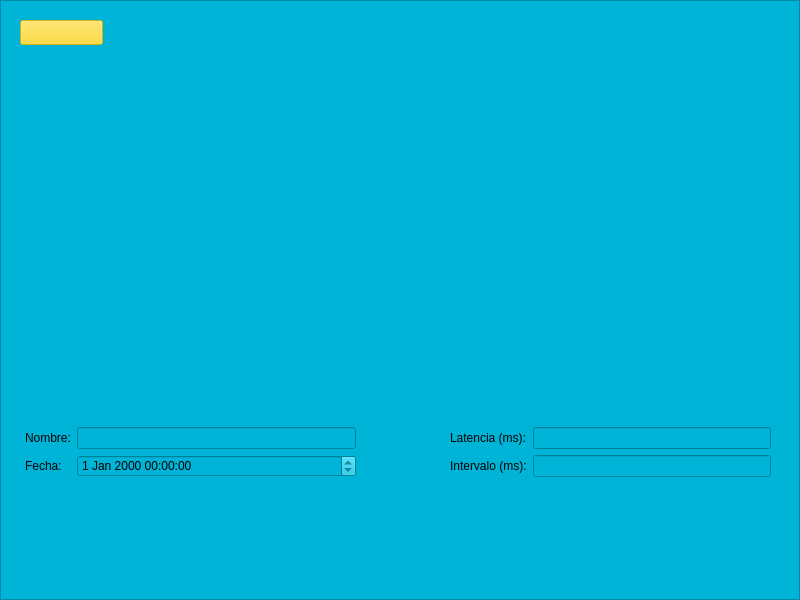
guille31794/latency_tester, file LatencyTester/startscreen.ui: the form before one commit.
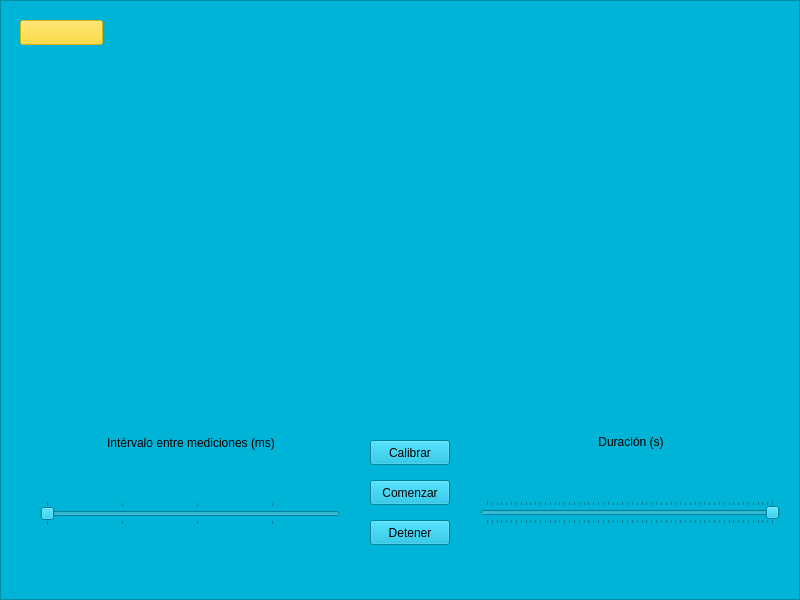
The form after the commit. Custom widgets are drawn as their Qt base class.

Commit message: Añadido botón de calibrado

The edit to the form file:
```diff
--- a/LatencyTester/startscreen.ui
+++ b/LatencyTester/startscreen.ui
@@ -590,6 +590,18 @@
       <verstretch>0</verstretch>
      </sizepolicy>
     </property>
+    <property name="minimumSize">
+     <size>
+      <width>800</width>
+      <height>600</height>
+     </size>
+    </property>
+    <property name="maximumSize">
+     <size>
+      <width>800</width>
+      <height>600</height>
+     </size>
+    </property>
     <property name="frameShape">
      <enum>QFrame::StyledPanel</enum>
     </property>
@@ -719,8 +731,8 @@
     <widget class="QWidget" name="verticalLayoutWidget_4">
      <property name="geometry">
       <rect>
-       <x>80</x>
-       <y>400</y>
+       <x>40</x>
+       <y>390</y>
        <width>302</width>
        <height>181</height>
       </rect>
@@ -782,26 +794,13 @@
         </property>
        </widget>
       </item>
-      <item alignment="Qt::AlignHCenter">
-       <widget class="QPushButton" name="startMeasureButton">
-        <property name="sizePolicy">
-         <sizepolicy hsizetype="Fixed" vsizetype="Fixed">
-          <horstretch>0</horstretch>
-          <verstretch>0</verstretch>
-         </sizepolicy>
-        </property>
-        <property name="text">
-         <string>Comenzar</string>
-        </property>
-       </widget>
-      </item>
      </layout>
     </widget>
     <widget class="QWidget" name="verticalLayoutWidget_5">
      <property name="geometry">
       <rect>
-       <x>460</x>
-       <y>400</y>
+       <x>480</x>
+       <y>390</y>
        <width>302</width>
        <height>181</height>
       </rect>
@@ -884,15 +883,53 @@
         </property>
        </widget>
       </item>
-      <item alignment="Qt::AlignHCenter">
-       <widget class="QPushButton" name="stopMeasureButton">
-        <property name="text">
-         <string>Detener</string>
-        </property>
-       </widget>
-      </item>
      </layout>
     </widget>
+    <widget class="QPushButton" name="calibrateButton">
+     <property name="geometry">
+      <rect>
+       <x>370</x>
+       <y>440</y>
+       <width>80</width>
+       <height>25</height>
+      </rect>
+     </property>
+     <property name="text">
+      <string>Calibrar</string>
+     </property>
+    </widget>
+    <widget class="QPushButton" name="startMeasureButton">
+     <property name="geometry">
+      <rect>
+       <x>370</x>
+       <y>480</y>
+       <width>80</width>
+       <height>25</height>
+      </rect>
+     </property>
+     <property name="sizePolicy">
+      <sizepolicy hsizetype="Fixed" vsizetype="Fixed">
+       <horstretch>0</horstretch>
+       <verstretch>0</verstretch>
+      </sizepolicy>
+     </property>
+     <property name="text">
+      <string>Comenzar</string>
+     </property>
+    </widget>
+    <widget class="QPushButton" name="stopMeasureButton">
+     <property name="geometry">
+      <rect>
+       <x>370</x>
+       <y>520</y>
+       <width>80</width>
+       <height>25</height>
+      </rect>
+     </property>
+     <property name="text">
+      <string>Detener</string>
+     </property>
+    </widget>
    </widget>
    <widget class="QCustomPlot" name="plotMeasures" native="true">
     <property name="geometry">
@@ -927,10 +964,10 @@
    <zorder>registryFrame</zorder>
    <zorder>startFrame</zorder>
    <zorder>settingsFrame</zorder>
-   <zorder>startMeasureFrame</zorder>
    <zorder>registryDisplayerFrame</zorder>
-   <zorder>backButton</zorder>
    <zorder>plotMeasures</zorder>
+   <zorder>startMeasureFrame</zorder>
+   <zorder>backButton</zorder>
   </widget>
  </widget>
  <customwidgets>
```
The commit also changes 4 other files.
